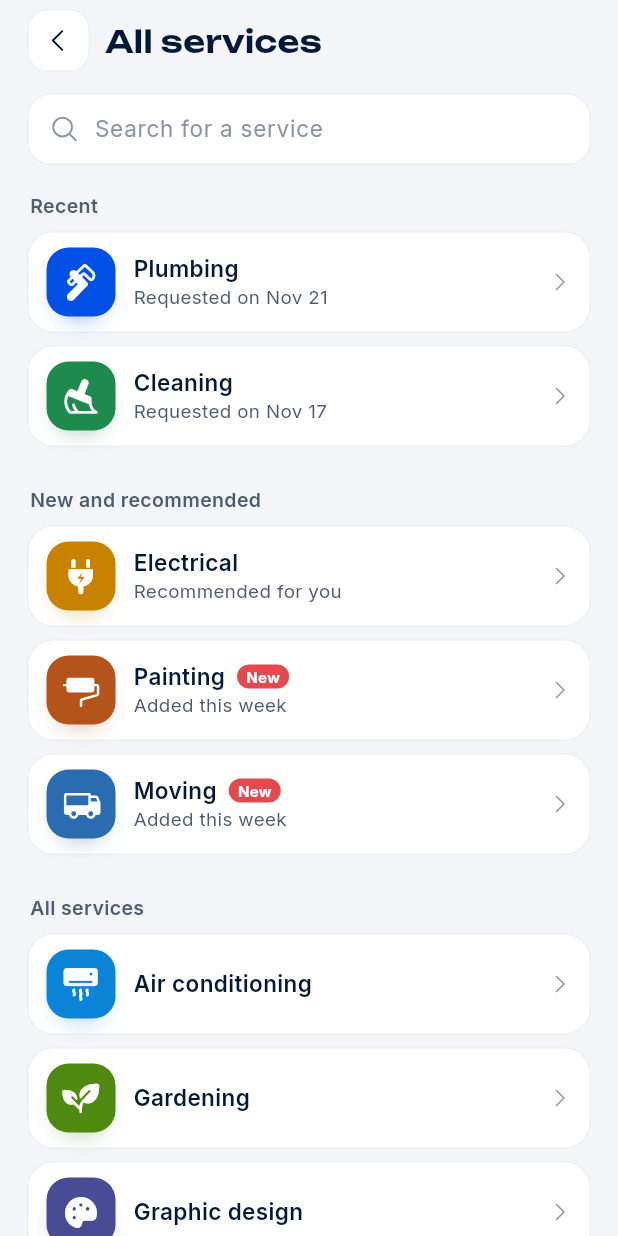
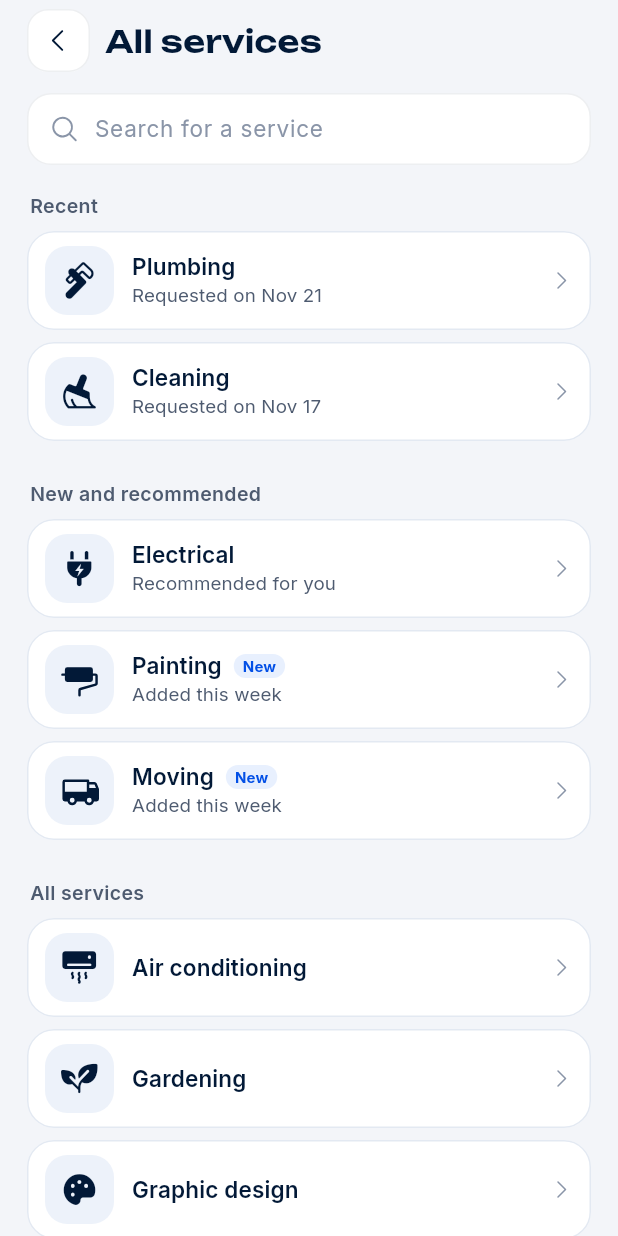
Before and after one commit to lokakaoben20-max/Nexis-Hub, a Flutter app: the AllServicesScreen screen opened directly, on a phone screen of 412 x 824 dp. Run offline on Flutter 3.47's test engine with Material 3 defaults, Android fonts, the phone set to English and light mode, and no system bars.

Commit message:
Unifier la palette de la grille et du catalogue des services

```diff
--- a/app_mobile/lib/screens/services_list.dart
+++ b/app_mobile/lib/screens/services_list.dart
@@ -196,20 +196,19 @@ class _AllServicesScreenState extends State<AllServicesScreen> {
         for (final s in items)
           Padding(
             padding: const EdgeInsets.only(bottom: 8),
-            child: Semantics(
-              button: true,
-              child: GestureDetector(
-                behavior: HitTestBehavior.opaque,
-                onTap: () => showComingSoon(
+            child: OutlinedButton(
+              onPressed: () => showComingSoon(
                 context,
                 catalogServiceName(s, langOf(context)),
               ),
-                child: Container(
+              style: serviceChoiceStyle(
+                context,
+                radius: 18,
                 padding: const EdgeInsets.symmetric(
                   horizontal: 12,
                   vertical: 10,
                 ),
-                  decoration: nxCard(context, radius: 18),
+              ),
               child: Row(
                 children: [
                   catalogTile(s),
@@ -248,8 +247,6 @@ class _AllServicesScreenState extends State<AllServicesScreen> {
                   ),
                   NxIcon('chevron', size: 16, color: faintColor(context)),
                 ],
-                  ),
-                ),
               ),
             ),
           ),
--- a/app_mobile/lib/ui/nx_parts.dart
+++ b/app_mobile/lib/ui/nx_parts.dart
@@ -35,20 +35,53 @@ BoxDecoration nxCard(BuildContext context, {double radius = 20}) =>
       ),
     );
 
-/// Pastille de service : pictogramme blanc plein sur carré arrondi de la
-/// couleur du service (série B). [glyph] sert aux services que l'app ne
-/// connaît pas encore (publiés par le serveur).
+/// Couleurs des services dans le sélecteur et le catalogue.
+ButtonStyle serviceChoiceStyle(
+  BuildContext context, {
+  required double radius,
+  required EdgeInsets padding,
+}) {
+  final p = context.palette;
+  final dark = isDark(context);
+  bool highlighted(Set<WidgetState> states) =>
+      states.contains(WidgetState.pressed) ||
+      states.contains(WidgetState.focused);
+  return ButtonStyle(
+    padding: WidgetStatePropertyAll(padding),
+    minimumSize: const WidgetStatePropertyAll(Size(0, 48)),
+    tapTargetSize: MaterialTapTargetSize.shrinkWrap,
+    shape: WidgetStatePropertyAll(
+      RoundedRectangleBorder(borderRadius: BorderRadius.circular(radius)),
+    ),
+    backgroundColor: WidgetStateProperty.resolveWith(
+      (states) => highlighted(states)
+          ? (dark ? p.soft : const Color(0xFFE8F0FF))
+          : p.surface,
+    ),
+    side: WidgetStateProperty.resolveWith(
+      (states) => BorderSide(
+        color: highlighted(states)
+            ? p.softInk
+            : (dark ? p.line : const Color(0xFFE3E9F2)),
+      ),
+    ),
+  );
+}
+
+/// Pictogramme sur fond bleu-gris dans le catalogue. Les cartes de mission
+/// peuvent fournir leur couleur de service. [glyph] sert aux nouveaux
+/// services publiés par le serveur.
 class ServiceTile extends StatelessWidget {
   const ServiceTile({
     super.key,
-    required this.color,
+    this.color,
     this.icon,
     this.glyph,
     this.size = 46,
     this.badge,
   }) : assert(icon != null || glyph != null);
 
-  final Color color;
+  final Color? color;
   final IconData? icon;
   final String? glyph;
   final double size;
@@ -59,27 +92,32 @@ class ServiceTile extends StatelessWidget {
   @override
   Widget build(BuildContext context) {
     final inner = size * .565;
+    final p = context.palette;
+    final dark = isDark(context);
+    final accent = color;
+    final foreground = accent == null ? p.ink : Colors.white;
     final tile = Container(
       width: size,
       height: size,
       decoration: BoxDecoration(
-        color: color,
+        color: accent ?? (dark ? p.soft : const Color(0xFFEDF2FA)),
         borderRadius: BorderRadius.circular(size * .32),
         boxShadow: [
-          BoxShadow(
-            color: color.withValues(alpha: .5),
-            offset: Offset(0, size * .17),
-            blurRadius: size * .3,
-            spreadRadius: -size * .17,
-          ),
+          if (accent != null)
+            BoxShadow(
+              color: accent.withValues(alpha: .5),
+              offset: Offset(0, size * .17),
+              blurRadius: size * .3,
+              spreadRadius: -size * .17,
+            ),
         ],
       ),
       alignment: Alignment.center,
       child: icon != null
           ? ExcludeSemantics(
-              child: Icon(icon, size: inner, color: Colors.white),
+              child: Icon(icon, size: inner, color: foreground),
             )
-          : NxIcon(glyph!, size: inner, color: Colors.white),
+          : NxIcon(glyph!, size: inner, color: foreground),
     );
     if (badge == null) return tile;
     return Stack(
@@ -106,11 +144,9 @@ class KnownServiceTile extends StatelessWidget {
   }
 }
 
-/// « Nouveau » : petite pastille rouge de la maquette.
+/// Indique une nouveauté dans le catalogue et le sélecteur.
 class NewBadge extends StatelessWidget {
-  const NewBadge({super.key, this.ringColor});
-
-  final Color? ringColor;
+  const NewBadge({super.key});
 
   @override
   Widget build(BuildContext context) {
@@ -118,18 +154,15 @@ class NewBadge extends StatelessWidget {
     return Container(
       padding: const EdgeInsets.symmetric(horizontal: 6, vertical: 2),
       decoration: BoxDecoration(
-        color: const Color(0xFFE5484D),
+        color: context.palette.soft,
         borderRadius: BorderRadius.circular(99),
-        boxShadow: ringColor == null
-            ? null
-            : [BoxShadow(color: ringColor!, spreadRadius: 2)],
       ),
       child: Text(
         l.newBadge,
         style: body(
           10,
           weight: FontWeight.w700,
-          color: Colors.white,
+          color: context.palette.softInk,
           height: 1.2,
         ),
       ),
@@ -460,19 +493,9 @@ class SoftIconBox extends StatelessWidget {
 Widget catalogTile(CatalogService s, {double size = 46, Widget? badge}) {
   if (s.service != null) {
     final visual = serviceVisual(s.service!);
-    return ServiceTile(
-      color: Color(s.color),
-      icon: visual.icon,
-      size: size,
-      badge: badge,
-    );
+    return ServiceTile(icon: visual.icon, size: size, badge: badge);
   }
-  return ServiceTile(
-    color: Color(s.color),
-    glyph: s.glyph ?? 'svcPeinture',
-    size: size,
-    badge: badge,
-  );
+  return ServiceTile(glyph: s.glyph ?? 'svcPeinture', size: size, badge: badge);
 }
 
 /// Date en toutes lettres (« 20 novembre »). Le lingala emprunte les noms
```
Also changed, not shown: app_mobile/lib/screens/shell.dart (+15 -20 lines), 1 other file. Lines whose indentation alone changed are shown as unchanged.
